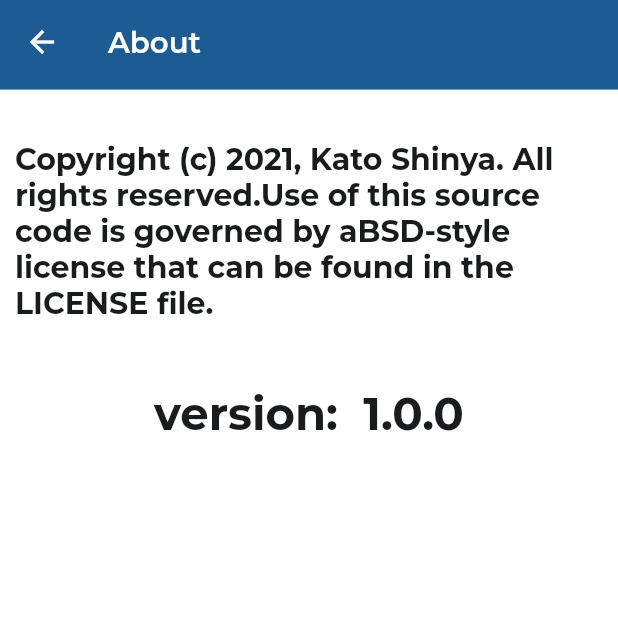
After one commit to Adil-Ashfaq35/tecno_qr, a Flutter app: the AboutScreen screen opened by its route, on a phone screen of 412 x 824 dp, the top half of it. The commit adds this screen. Run offline on Flutter 3.47's test engine with Material 2 defaults, Android fonts, the phone set to English and light mode, and no system bars; our stand-ins replace cloud_firestore, firebase_analytics, firebase_core, flutter_screenutil, freezed_annotation, gallery_saver and 11 more; missing offline and left inert: google_mlkit_barcode_scanning, mobile_scanner, scan; accounts and stored records are empty; statements that could not run were skipped.

Commit message:
about page and changing

```diff
--- a/lib/core/router/router_generator.dart
+++ b/lib/core/router/router_generator.dart
@@ -11,6 +11,7 @@ import 'package:technoapp_qr/views/splash_screen.dart';
 import 'package:technoapp_qr/views/widgets/faq_screen.dart';
 import 'package:technoapp_qr/views/widgets/written_texts_screen.dart';
 
+import '../../views/about.dart';
 import '../../views/generate_qr.dart';
 
 class RouteGenerator {
@@ -30,6 +31,7 @@ class RouteGenerator {
   static const String policyScreen = '/policy_screen';
   static const String faqPage = '/faq_page';
   static const String displayImage = '/image_display';
+  static const String aboutScreen = '/about_screen';
   // FUNCTION THAT HANDLES ROUTING
   static Route<dynamic> onGeneratedRoutes(RouteSettings settings) {
     late dynamic args;
@@ -63,6 +65,8 @@ class RouteGenerator {
         return _getPageRoute(FAQPage());
       case displayImage:
         return _getPageRoute(const DisplayImage());
+      case aboutScreen:
+        return _getPageRoute(const AboutScreen());
       default:
         return _errorRoute();
     }
--- /dev/null
+++ b/lib/views/about.dart
@@ -0,0 +1,75 @@
+import 'package:flutter/cupertino.dart';
+import 'package:flutter/material.dart';
+import 'package:flutter_screenutil/flutter_screenutil.dart';
+import 'package:package_info_plus/package_info_plus.dart';
+import 'package:technoapp_qr/views/widgets/appbar_design.dart';
+
+import '../constants/controllers.dart';
+import '../constants/utils/apptheme.dart';
+
+class AboutScreen extends StatefulWidget {
+  const AboutScreen({Key? key}) : super(key: key);
+
+  @override
+  State<AboutScreen> createState() => _AboutScreenState();
+}
+
+class _AboutScreenState extends State<AboutScreen> {
+
+  PackageInfo _packageInfo = PackageInfo(
+    appName: 'Unknown',
+    packageName: 'Unknown',
+    version: 'Unknown', buildNumber: 'Unknown',
+  );
+  Future<void> _initPackageInfo() async {
+    final info = await PackageInfo.fromPlatform();
+    setState(() {
+      _packageInfo = info;
+    });
+  }
+  @override
+  void initState() {
+    _initPackageInfo();
+    // TODO: implement initState
+    super.initState();
+  }
+  @override
+  Widget build(BuildContext context) {
+
+    return Scaffold(
+      appBar:  AppBarWidget(
+          title: 'About',
+          iconButton: IconButton(
+              onPressed: () {
+                navigationController.goBack();
+              },
+              icon: const Icon(Icons.arrow_back))),
+      body: Column(
+        children:  [
+          SizedBox(
+            height: 0.03.sh,
+          ),
+          Padding(
+            padding: const EdgeInsets.all(10.0),
+            child: Text("Copyright (c) 2021, Kato Shinya. All rights reserved.Use of this source code is governed by aBSD-style license that can be found in the LICENSE file.",
+              style: Theme.of(context).textTheme.headline3?.copyWith(
+                color: AppTheme.darkTextColor,
+                fontSize: 20.sm,
+              ),
+            ),
+          ),
+          SizedBox(
+            height: 0.04.sh,
+          ),
+          Center(
+         child:Text("version:  ${_packageInfo.version}",style: Theme.of(context).textTheme.bodyText1?.copyWith(
+           color: AppTheme.darkTextColor,
+           fontSize: 30.sm,
+           fontWeight: FontWeight.bold,
+         ),),
+       )
+        ],
+      ),
+    );
+  }
+}
--- a/lib/views/custom_drawer.dart
+++ b/lib/views/custom_drawer.dart
@@ -117,6 +117,8 @@ class _CustomDrawerState extends State<CustomDrawer>
                       ),
                       Menuitem(
                           callback: () {
+                            navigationController
+                                .navigateToNamed(RouteGenerator.aboutScreen);
                           },
                           title: 'About',
                           iconData: Icons.person),
--- a/pubspec.yaml
+++ b/pubspec.yaml
@@ -35,7 +35,7 @@ dependencies:
   # Use with the CupertinoIcons class for iOS style icons.
   cupertino_icons: ^1.0.2
   hive_flutter: ^1.1.0
-
+  package_info_plus: ^1.4.2
   qr_flutter: ^4.0.0
   gallery_saver: ^2.3.2
   permission_handler: ^9.2.0
@@ -54,6 +54,8 @@ dependencies:
   freezed: ^2.0.3+1
   firebase_core: ^1.19.1
   cloud_firestore: ^3.2.1
+  scan: ^1.6.0
+  app_version: ^0.0.2
 
   ## firebase analytics
 
```
Also changed, not shown: lib/views/qr_scan.dart (+20 -7 lines), pubspec.lock, 8 other files.
